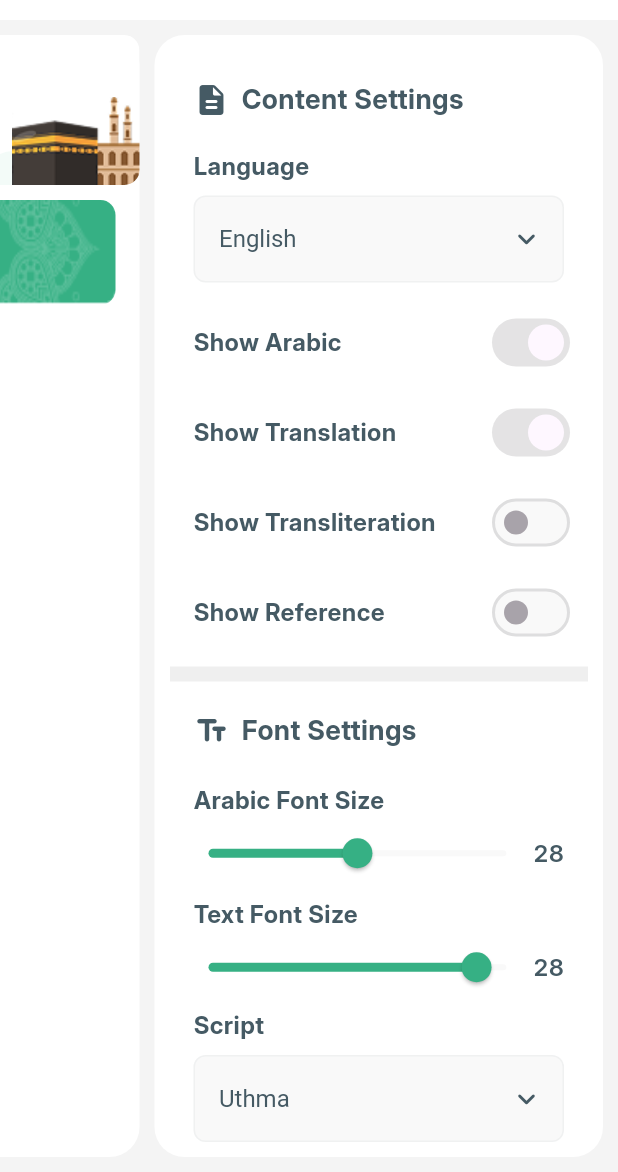
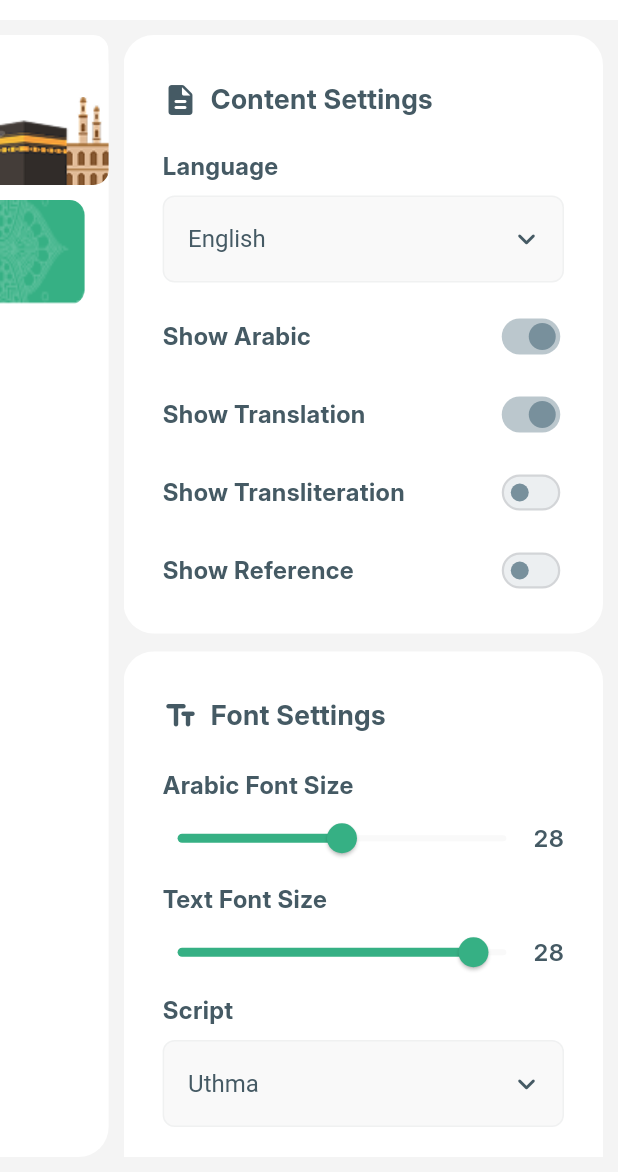
Before and after one commit to shakilmahmud10/muslim_pro, a Flutter app: the SurahPage screen opened directly, after a tap on the "build" icon, on a phone screen of 412 x 824 dp, the part 64-1236 px from its top. Run offline on Flutter 3.47's test engine with Material 3 defaults, Android fonts, the phone set to English and light mode, and no system bars; our stand-ins replace flutter_svg.

Commit message:
Update surah_page.dart

```diff
--- a/lib/surah_page/surah_page.dart
+++ b/lib/surah_page/surah_page.dart
@@ -82,11 +82,16 @@ class SettingsToggleRow extends StatelessWidget {
         mainAxisAlignment: MainAxisAlignment.spaceBetween,
         children: [
           Text(label, style: AppTextStyles.settingsLabel),
-          Switch(
+          Transform.scale(
+            scale: 0.75,
+            child: Switch(
               value: value,
               onChanged: onChanged,
               activeColor: AppColors.primaryGreen,
-            inactiveTrackColor: AppColors.dropdownBackgroundColor,
+              inactiveThumbColor: const Color(0xFF78909C), // Dark gray thumb
+              inactiveTrackColor: const Color(0xFFECEFF1), // Soft gray track
+              materialTapTargetSize: MaterialTapTargetSize.shrinkWrap,
+            ),
           ),
         ],
       ),
@@ -278,13 +283,15 @@ class SettingsPage extends StatelessWidget {
 
   @override
   Widget build(BuildContext context) {
-    return Container(
+    return SingleChildScrollView(
+      child: Column(
+        children: [
+          Container(
             padding: const EdgeInsets.all(10.0),
             decoration: BoxDecoration(
               color: Colors.white,
               borderRadius: BorderRadius.circular(20.0),
             ),
-      child: SingleChildScrollView(
             child: Column(
               crossAxisAlignment: CrossAxisAlignment.start,
               children: [
@@ -318,9 +325,20 @@ class SettingsPage extends StatelessWidget {
                   value: false,
                   onChanged: null,
                 ),
+              ],
+            ),
+          ),
+          const SizedBox(height: 12),
 
-            Container(height: 10.0, color: AppColors.sectionDividerColor),
-
+          Container(
+            padding: const EdgeInsets.all(10.0),
+            decoration: BoxDecoration(
+              color: Colors.white,
+              borderRadius: BorderRadius.circular(20.0),
+            ),
+            child: Column(
+              crossAxisAlignment: CrossAxisAlignment.start,
+              children: [
                 const SettingsSectionHeader(
                   icon: Icons.text_fields_rounded,
                   title: 'Font Settings',
@@ -351,8 +369,19 @@ class SettingsPage extends StatelessWidget {
                   onChanged: (value) {},
                   showLabel: true,
                 ),
-
-            Container(height: 10.0, color: AppColors.sectionDividerColor),
+              ],
+            ),
+          ),
+          const SizedBox(height: 12),
+          Container(
+            padding: const EdgeInsets.all(10.0),
+            decoration: BoxDecoration(
+              color: Colors.white,
+              borderRadius: BorderRadius.circular(20.0),
+            ),
+            child: Column(
+              crossAxisAlignment: CrossAxisAlignment.start,
+              children: [
                 const SettingsSectionHeader(
                   icon: Icons.color_lens_outlined,
                   title: 'Appearence',
@@ -362,10 +391,11 @@ class SettingsPage extends StatelessWidget {
                   value: true,
                   onChanged: null,
                 ),
-
+              ],
+            ),
+          ),
           const SizedBox(height: 20),
         ],
-        ),
       ),
     );
   }
@@ -402,7 +432,7 @@ class _SurahPageState extends State<SurahPage> {
     final double screenWidth = MediaQuery.of(context).size.width;
     final double pageMargin = 10.0; // Sob dike 10px margin
     // SettingsPanelWidth screen er 75%
-    final double settingsPanelWidth = screenWidth * 0.75;
+    final double settingsPanelWidth = screenWidth * 0.8;
 
     // MainContentPage er left position (Pushing effect)
     // Settings bondho: 0.0
```
Lines whose indentation alone changed are shown as unchanged.
